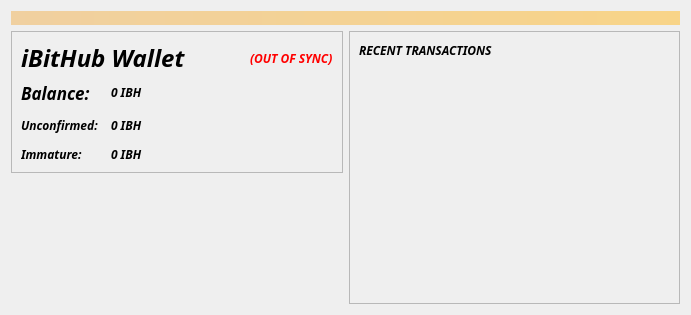
Before: the Qt Designer form src/qt/forms/overviewpage.ui in ibithub/ibithub, drawn with Qt 5.
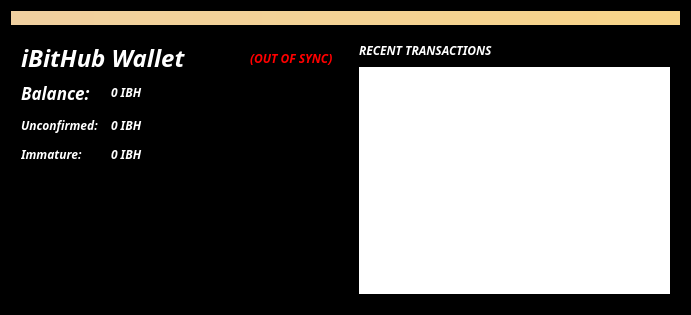
After: the same form once the commit is applied. Icons and pictures are not drawn.

```diff
--- a/src/qt/forms/overviewpage.ui
+++ b/src/qt/forms/overviewpage.ui
@@ -20,7 +20,7 @@
    <string>Form</string>
   </property>
   <property name="styleSheet">
-   <string notr="true">background-image: url(/home/ubuntu/Desktop/ibithub/src/qt/res/icons/bg4.png)</string>
+   <string notr="true"> background:black</string>
   </property>
   <layout class="QVBoxLayout" name="topLayout">
    <item>
@@ -44,7 +44,7 @@
      <item>
       <layout class="QVBoxLayout" name="verticalLayout_2">
        <item>
-        <widget class="QFrame" name="frame">
+        <widget class="QFrame" name="frame12">
          <property name="autoFillBackground">
           <bool>false</bool>
          </property>
@@ -68,6 +68,9 @@
                 <bold>true</bold>
                </font>
               </property>
+              <property name="styleSheet">
+               <string notr="true">color:white</string>
+              </property>
               <property name="text">
                <string>iBitHub Wallet</string>
               </property>
@@ -135,6 +138,9 @@
                 <bold>true</bold>
                </font>
               </property>
+              <property name="styleSheet">
+               <string notr="true">color:white</string>
+              </property>
               <property name="text">
                <string>Balance:</string>
               </property>
@@ -157,6 +163,9 @@
               <property name="toolTip">
                <string>Your current balance</string>
               </property>
+              <property name="styleSheet">
+               <string notr="true">color:white</string>
+              </property>
               <property name="text">
                <string notr="true">0 IBH</string>
               </property>
@@ -176,6 +185,9 @@
                 <bold>true</bold>
                </font>
               </property>
+              <property name="styleSheet">
+               <string notr="true">color:white</string>
+              </property>
               <property name="text">
                <string>Unconfirmed:</string>
               </property>
@@ -192,6 +204,9 @@
                 <bold>true</bold>
                </font>
               </property>
+              <property name="styleSheet">
+               <string notr="true">color:white</string>
+              </property>
               <property name="text">
                <string>Immature:</string>
               </property>
@@ -211,6 +226,9 @@
               <property name="toolTip">
                <string>Mined balance that has not yet matured</string>
               </property>
+              <property name="styleSheet">
+               <string notr="true">color:white</string>
+              </property>
               <property name="text">
                <string notr="true">0 IBH</string>
               </property>
@@ -236,6 +254,9 @@
               <property name="toolTip">
                <string>Total of transactions that have yet to be confirmed, and do not yet count toward the current balance</string>
               </property>
+              <property name="styleSheet">
+               <string notr="true">color:white</string>
+              </property>
               <property name="text">
                <string notr="true">0 IBH</string>
               </property>
@@ -291,6 +312,9 @@
                 <bold>true</bold>
                </font>
               </property>
+              <property name="styleSheet">
+               <string notr="true">color:white</string>
+              </property>
               <property name="text">
                <string>&lt;b&gt;RECENT TRANSACTIONS&lt;/b&gt;</string>
               </property>
@@ -313,8 +337,11 @@
           </item>
           <item>
            <widget class="QListView" name="listTransactions">
+            <property name="autoFillBackground">
+             <bool>false</bool>
+            </property>
             <property name="styleSheet">
-             <string notr="true">QListView { background: transparent; }</string>
+             <string notr="true">QListView { background: white; }</string>
             </property>
             <property name="frameShape">
              <enum>QFrame::NoFrame</enum>
```
